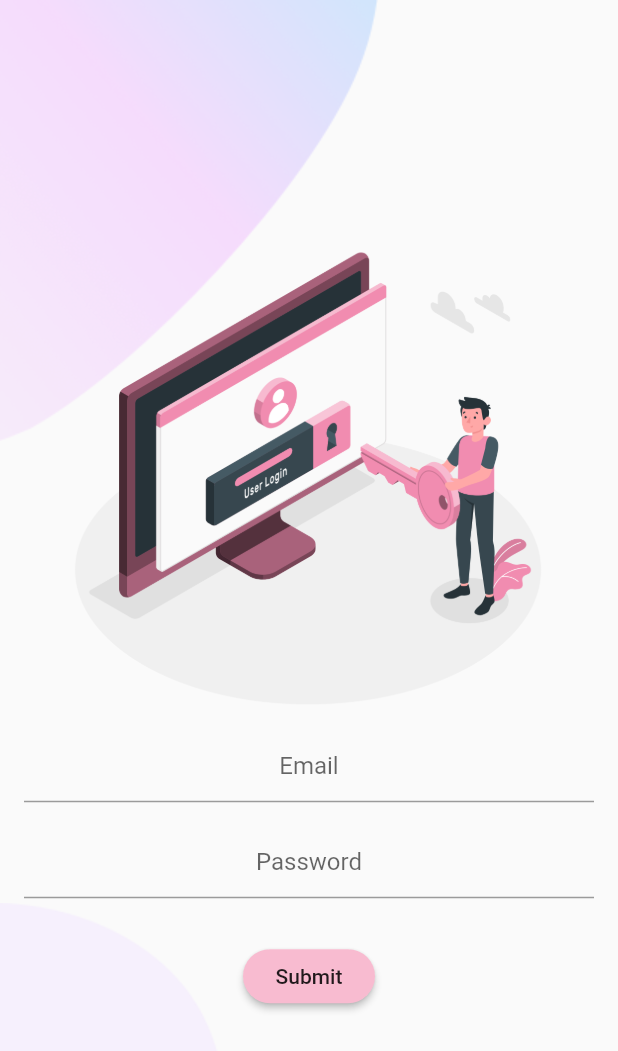
After one commit to divyanshukrtiwari/campus-connect, a Flutter app: the AuthScreenSet2 screen opened by its route, on a phone screen of 412 x 824 dp. The commit adds this screen. Shown: the top 1051 px of the screen. Run offline on Flutter 3.47's test engine with Material 2 defaults, Android fonts, the phone set to English and light mode, and no system bars.

Commit message:
updated auth screen 2 ui

```diff
--- /dev/null
+++ b/lib/ui/auth/auth_form_set2.dart
@@ -0,0 +1,80 @@
+import 'package:flutter/material.dart';
+
+class AuthFormSet2 extends StatefulWidget {
+  @override
+  _AuthFormSet2State createState() => _AuthFormSet2State();
+}
+
+class _AuthFormSet2State extends State<AuthFormSet2> {
+  @override
+  Widget build(BuildContext context) {
+    return Container(
+      child: Form(
+        child: Column(
+          mainAxisSize: MainAxisSize.min,
+          children: [
+            Padding(
+              padding: const EdgeInsets.symmetric(horizontal: 16, vertical: 8),
+              child: TextFormField(
+                decoration: InputDecoration(
+                  //labelText: 'Email',
+                  hintText: 'Email',
+                  // border: OutlineInputBorder(
+                  //   borderRadius: BorderRadius.circular(30),
+                  // ),
+                ),
+                textAlign: TextAlign.center,
+                keyboardType: TextInputType.emailAddress,
+                style: TextStyle(color: Theme.of(context).primaryColor),
+                validator: (value) {
+                  if (value.isEmpty) {
+                    return 'Please enter a valid ';
+                  }
+                  return null;
+                },
+                onSaved: (value) {
+                  //_authData['username'] = value;
+                },
+              ),
+            ),
+            Padding(
+              padding: const EdgeInsets.symmetric(horizontal: 16, vertical: 8),
+              child: TextFormField(
+                decoration: InputDecoration(
+                  //labelText: 'Password',
+                  hintText: 'Password',
+                  // border: OutlineInputBorder(
+                  //   borderRadius: BorderRadius.circular(30),
+                  // ),
+                ),
+                textAlign: TextAlign.center,
+                keyboardType: TextInputType.emailAddress,
+                style: TextStyle(color: Theme.of(context).primaryColor),
+                validator: (value) {
+                  if (value.isEmpty) {
+                    return 'Please enter a valid password';
+                  }
+                  return null;
+                },
+                onSaved: (value) {
+                  //_authData['username'] = value;
+                },
+              ),
+            ),
+            SizedBox(
+              height: 20,
+            ),
+            RaisedButton(
+              onPressed: () {},
+              color: Colors.pink[100],
+              child: Text("Submit"),
+              shape: RoundedRectangleBorder(
+                borderRadius: BorderRadius.circular(20),
+              ),
+            )
+          ],
+        ),
+      ),
+    );
+  }
+}
--- /dev/null
+++ b/lib/ui/auth/auth_screen_set2.dart
@@ -0,0 +1,47 @@
+import 'package:flutter/material.dart';
+import 'package:my_class/ui/auth/auth_form_set2.dart';
+
+class AuthScreenSet2 extends StatefulWidget {
+  static const routeName = 'AuthScreenSet2';
+  @override
+  _AuthSet2State createState() => _AuthSet2State();
+}
+
+class _AuthSet2State extends State<AuthScreenSet2> {
+  @override
+  Widget build(BuildContext context) {
+    final height = MediaQuery.of(context).size.height;
+    return Scaffold(
+      body: Stack(
+        children: [
+          Align(
+            alignment: Alignment.topLeft,
+            child: Image.asset(
+              "assets/images/main_top.png",
+            ),
+          ),
+          Align(
+            alignment: Alignment.bottomLeft,
+            child: Image.asset(
+              "assets/images/main_bottom.png",
+            ),
+          ),
+          Align(
+            alignment: Alignment.center,
+            child: SingleChildScrollView(
+              child: Column(
+                children: [
+                  Image.asset(
+                    "assets/images/Login-amico.png",
+                    height: height * .4,
+                  ),
+                  AuthFormSet2(),
+                ],
+              ),
+            ),
+          ),
+        ],
+      ),
+    );
+  }
+}
```
Also changed, not shown: lib/main.dart (+4 -4 lines), lib/ui/auth/auth_form_set1.dart (renamed from lib/ui/auth/auth_set1.dart, +5 -4 lines), lib/ui/auth/auth_screen_set1.dart (renamed from lib/ui/auth/auth_screen.dart, +3 -9 lines), lib/ui/auth/auth_set2.dart (deleted, +0 -86 lines), assets/images/Login-amico.png (added), assets/images/image2.png (deleted), assets/images/main_bottom.png (added), assets/images/main_top.png (added).
